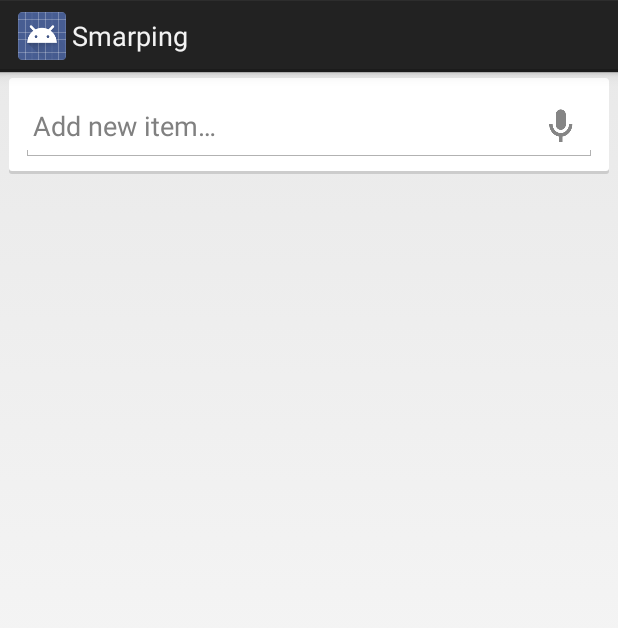
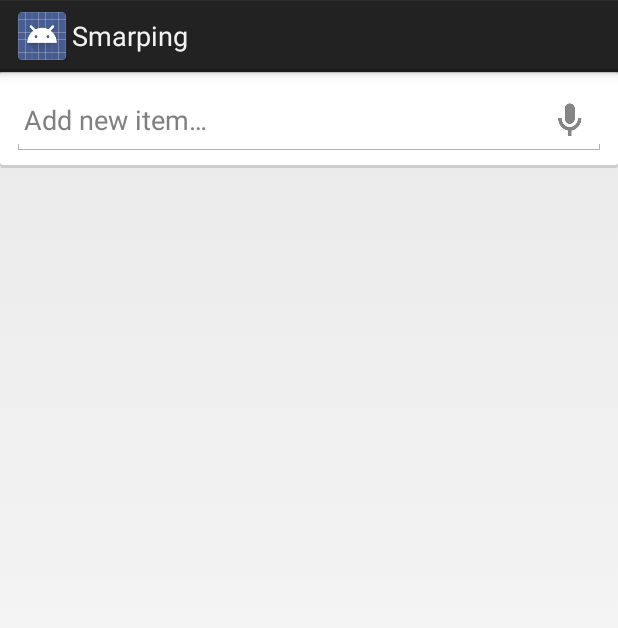
Before and after one commit to thyrlian/Smarping, an Android app: the fragment NewItemFragment shown on its own in the app's theme, on a phone screen of 412 x 824 dp. Shown: the top 628 px of the screen. Run offline under Robolectric (Android 15) with nearby library versions, the phone set to English and light mode, and no system bars.

Commit message:
Move hardcoded margin values to dimens resource file.

```diff
--- a/app/src/main/res/layout/fragment_list_row.xml
+++ b/app/src/main/res/layout/fragment_list_row.xml
@@ -2,10 +2,6 @@
     android:id="@+id/fragmentListRow"
     android:layout_width="match_parent"
     android:layout_height="wrap_content"
-    android:layout_marginBottom="@dimen/list_row_margin_to_other"
-    android:layout_marginLeft="@dimen/list_row_margin_to_side"
-    android:layout_marginRight="@dimen/list_row_margin_to_side"
-    android:layout_marginTop="@dimen/list_row_margin_to_other"
     android:background="@drawable/bg_card"
     android:orientation="horizontal" >
 
@@ -22,8 +18,8 @@
         android:layout_gravity="center_vertical"
         android:paddingLeft="@dimen/list_row_padding_between_contents"
         android:paddingTop="@dimen/list_row_padding_to_border"
+        android:paddingRight="@dimen/list_row_padding_between_contents"
         android:paddingBottom="@dimen/list_row_padding_to_border"
-        android:paddingRight="@dimen/list_row_padding_between_contents"
         android:textAppearance="?android:attr/textAppearanceLarge"
         android:textStyle="bold" />
 
--- a/app/src/main/res/layout/fragment_new_item.xml
+++ b/app/src/main/res/layout/fragment_new_item.xml
@@ -4,10 +4,6 @@
     android:focusableInTouchMode="true"
     android:layout_width="match_parent"
     android:layout_height="wrap_content"
-    android:layout_marginBottom="@dimen/list_row_margin_to_other"
-    android:layout_marginLeft="@dimen/list_row_margin_to_side"
-    android:layout_marginRight="@dimen/list_row_margin_to_side"
-    android:layout_marginTop="@dimen/list_row_margin_to_other"
     android:background="@drawable/bg_card_normal"
     android:orientation="horizontal" >
 
@@ -24,8 +20,8 @@
         android:nextFocusDown="@id/editTextNewItem"
         android:paddingLeft="@dimen/list_row_padding_between_contents"
         android:paddingTop="@dimen/list_row_padding_to_border"
+        android:paddingRight="@dimen/list_row_padding_between_contents"
         android:paddingBottom="@dimen/list_row_padding_to_border"
-        android:paddingRight="@dimen/list_row_padding_between_contents"
         android:drawableRight="@drawable/ic_action_microphone"
         android:textAppearance="?android:attr/textAppearanceMedium" />
 
--- a/app/src/main/res/values/dimens.xml
+++ b/app/src/main/res/values/dimens.xml
@@ -4,7 +4,7 @@
     <dimen name="dialog_widget_margin">8dp</dimen>
     <dimen name="list_row_padding_to_border">8dp</dimen>
     <dimen name="list_row_padding_between_contents">8dp</dimen>
-    <dimen name="list_row_margin_to_side">6dp</dimen>
-    <dimen name="list_row_margin_to_other">4dp</dimen>
+    <dimen name="list_row_margin_to_side">8dp</dimen>
+    <dimen name="list_row_margin_to_other">8dp</dimen>
 
 </resources>
```
Also changed, not shown: app/src/main/res/layout/activity_list.xml (+8 -8 lines).
